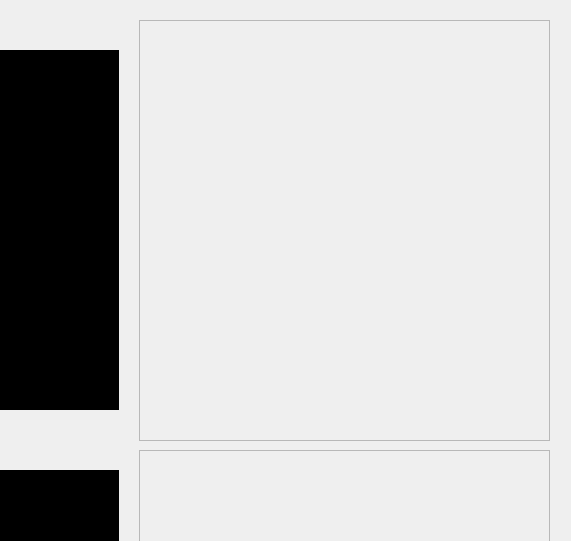
The window that 3D_Face_scanning.vc140/MainQtApplication/demofirstpart.ui (CSID-DGU/2017-2-CECD-BirdSound-1) describes before a commit, drawn with Qt 5; both pictures show x 531 to 1102 and y 0 to 541 of the 1102 by 846 pixel window.
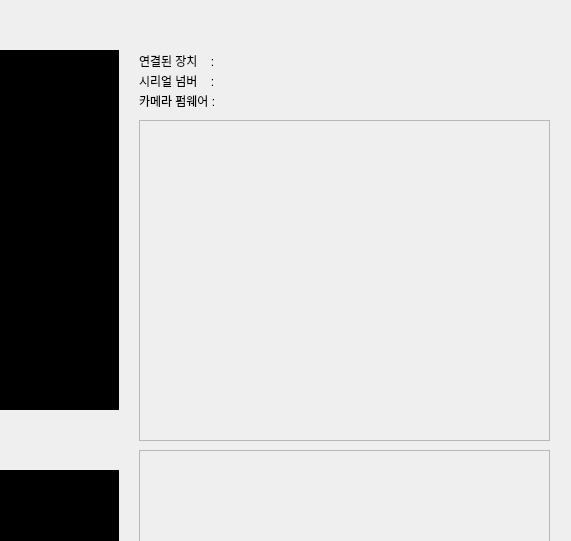
The same window after the commit.

Patch:
```diff
--- a/3D_Face_scanning.vc140/MainQtApplication/demofirstpart.ui
+++ b/3D_Face_scanning.vc140/MainQtApplication/demofirstpart.ui
@@ -77,30 +77,7 @@
     <enum>Qt::PlainText</enum>
    </property>
   </widget>
-  <widget class="QScrollArea" name="scrollArea">
-   <property name="geometry">
-    <rect>
-     <x>670</x>
-     <y>20</y>
-     <width>411</width>
-     <height>421</height>
-    </rect>
-   </property>
-   <property name="widgetResizable">
-    <bool>true</bool>
-   </property>
-   <widget class="QWidget" name="scrollAreaWidgetContents">
-    <property name="geometry">
-     <rect>
-      <x>0</x>
-      <y>0</y>
-      <width>409</width>
-      <height>419</height>
-     </rect>
-    </property>
-   </widget>
-  </widget>
-  <widget class="QPushButton" name="pushButton">
+  <widget class="QPushButton" name="capture">
    <property name="geometry">
     <rect>
      <x>960</x>
@@ -149,6 +126,134 @@
     </property>
    </widget>
   </widget>
+  <widget class="QScrollArea" name="scrollArea_3">
+   <property name="geometry">
+    <rect>
+     <x>670</x>
+     <y>120</y>
+     <width>411</width>
+     <height>321</height>
+    </rect>
+   </property>
+   <property name="widgetResizable">
+    <bool>true</bool>
+   </property>
+   <widget class="QWidget" name="scrollAreaWidgetContents_3">
+    <property name="geometry">
+     <rect>
+      <x>0</x>
+      <y>0</y>
+      <width>409</width>
+      <height>319</height>
+     </rect>
+    </property>
+   </widget>
+  </widget>
+  <widget class="QLabel" name="camName">
+   <property name="geometry">
+    <rect>
+     <x>770</x>
+     <y>50</y>
+     <width>211</width>
+     <height>21</height>
+    </rect>
+   </property>
+   <property name="text">
+    <string/>
+   </property>
+  </widget>
+  <widget class="QLabel" name="deviceFirmware">
+   <property name="geometry">
+    <rect>
+     <x>670</x>
+     <y>90</y>
+     <width>91</width>
+     <height>21</height>
+    </rect>
+   </property>
+   <property name="sizePolicy">
+    <sizepolicy hsizetype="Preferred" vsizetype="Preferred">
+     <horstretch>0</horstretch>
+     <verstretch>0</verstretch>
+    </sizepolicy>
+   </property>
+   <property name="text">
+    <string>카메라 펌웨어 : </string>
+   </property>
+   <property name="alignment">
+    <set>Qt::AlignLeading|Qt::AlignLeft|Qt::AlignVCenter</set>
+   </property>
+  </widget>
+  <widget class="QLabel" name="deviceFirmware_2">
+   <property name="geometry">
+    <rect>
+     <x>670</x>
+     <y>70</y>
+     <width>91</width>
+     <height>21</height>
+    </rect>
+   </property>
+   <property name="sizePolicy">
+    <sizepolicy hsizetype="Preferred" vsizetype="Preferred">
+     <horstretch>0</horstretch>
+     <verstretch>0</verstretch>
+    </sizepolicy>
+   </property>
+   <property name="text">
+    <string>시리얼 넘버    : </string>
+   </property>
+   <property name="alignment">
+    <set>Qt::AlignLeading|Qt::AlignLeft|Qt::AlignVCenter</set>
+   </property>
+  </widget>
+  <widget class="QLabel" name="deviceName">
+   <property name="geometry">
+    <rect>
+     <x>670</x>
+     <y>50</y>
+     <width>91</width>
+     <height>21</height>
+    </rect>
+   </property>
+   <property name="sizePolicy">
+    <sizepolicy hsizetype="Preferred" vsizetype="Preferred">
+     <horstretch>0</horstretch>
+     <verstretch>0</verstretch>
+    </sizepolicy>
+   </property>
+   <property name="text">
+    <string>연결된 장치    : </string>
+   </property>
+   <property name="alignment">
+    <set>Qt::AlignLeading|Qt::AlignLeft|Qt::AlignVCenter</set>
+   </property>
+  </widget>
+  <widget class="QLabel" name="serialNum">
+   <property name="geometry">
+    <rect>
+     <x>770</x>
+     <y>70</y>
+     <width>211</width>
+     <height>21</height>
+    </rect>
+   </property>
+   <property name="text">
+    <string/>
+   </property>
+  </widget>
+  <widget class="QLabel" name="firmwareVer">
+   <property name="geometry">
+    <rect>
+     <x>770</x>
+     <y>90</y>
+     <width>211</width>
+     <height>21</height>
+    </rect>
+   </property>
+   <property name="text">
+    <string/>
+   </property>
+  </widget>
  </widget>
  <resources/>
  <connections/>
```
Left out of the diff: 2 changed lines with no effect on the pictures.
